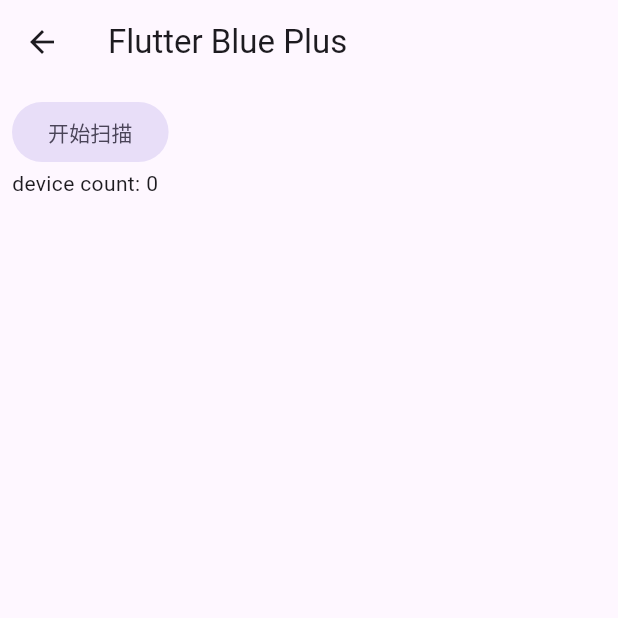
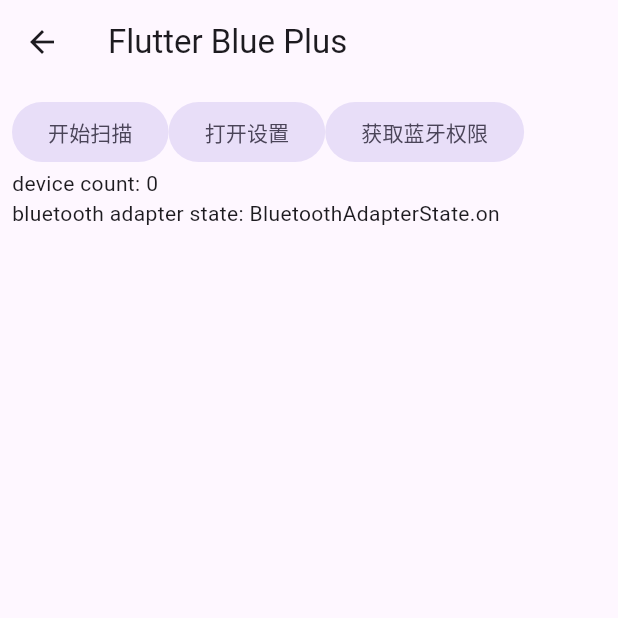
Before and after one commit to huangrui1226/flutter_playground, a Flutter app: the FlutterBluePlusPage screen opened directly, after a tap on "开始扫描", on a phone screen of 412 x 824 dp, the top half of it. Run offline on Flutter 3.47's test engine with Material 3 defaults, Android fonts, the light colour scheme and no system bars; our stand-ins replace flutter_blue_plus, get, permission_handler, screenshot; missing offline and left inert: app_settings, audio_waveforms.

Commit message:
添加 flutter_blue_plus playground

```diff
--- a/lib/pages/third_party/flutter_blue_plus_page.dart
+++ b/lib/pages/third_party/flutter_blue_plus_page.dart
@@ -1,7 +1,9 @@
 import 'dart:async';
 
+import 'package:app_settings/app_settings.dart';
 import 'package:flutter/material.dart';
 import 'package:flutter_blue_plus/flutter_blue_plus.dart';
+import 'package:permission_handler/permission_handler.dart';
 
 class FlutterBluePlusPage extends StatefulWidget {
   const FlutterBluePlusPage({super.key});
@@ -14,17 +16,20 @@
   bool? isSupported;
   List<ScanResult> scanResult = [];
   StreamSubscription? scanSubscription;
+  StreamSubscription? adapterStateSubscription;
+  BluetoothAdapterState state = BluetoothAdapterState.unknown;
 
   @override
   void initState() {
     super.initState();
-    checkSupported();
+    _checkSupported();
   }
 
   @override
   void dispose() {
     FlutterBluePlus.stopScan();
     scanSubscription?.cancel();
+    adapterStateSubscription?.cancel();
     super.dispose();
   }
 
@@ -61,43 +66,39 @@
   Widget _supportedView() {
     return StreamBuilder(
       stream: FlutterBluePlus.adapterState,
-      builder: (BuildContext context, AsyncSnapshot<BluetoothAdapterState> snapshot) {
+      builder:
+          (
+            BuildContext context,
+            AsyncSnapshot<BluetoothAdapterState> snapshot,
+          ) {
             if (!snapshot.hasData) {
               return _loadingView();
             }
             final state = snapshot.data;
-        if (state == null) {
-
-        }
+            if (state == null) {}
             return Padding(
-          padding: .all(8),
+              padding: EdgeInsets.all(8),
               child: Column(
-            crossAxisAlignment: .start,
+                crossAxisAlignment: CrossAxisAlignment.start,
                 children: [
                   Wrap(
                     children: [
                       FilledButton.tonal(
-                    onPressed: () {
-                      scanSubscription = FlutterBluePlus.scanResults.listen(
-                        (value) {
-                          setState(() {
-                            scanResult = value;
-                          });
-                        },
-                        onError: (scanError) {
-                          debugPrint('scan error: $scanError');
-                        },
-                      );
-                      FlutterBluePlus.cancelWhenScanComplete(scanSubscription!);
-                      FlutterBluePlus.startScan(
-                        timeout: Duration(seconds: 5),
-                      );
-                    },
+                        onPressed: _onStartScanTap,
                         child: Text('开始扫描'),
+                      ),
+                      FilledButton.tonal(
+                        onPressed: _onOpenSettingTap,
+                        child: Text('打开设置'),
+                      ),
+                      FilledButton.tonal(
+                        onPressed: _onRequestBluetooth,
+                        child: Text('获取蓝牙权限'),
                       ),
                     ],
                   ),
                   Text("device count: ${scanResult.length}"),
+                  Text("bluetooth adapter state: $state"),
                   Expanded(
                     child: ListView.separated(
                       separatorBuilder: (_, _) => Divider(),
@@ -118,7 +119,7 @@
       children: [
         Expanded(
           child: Column(
-            crossAxisAlignment: .start,
+            crossAxisAlignment: CrossAxisAlignment.start,
             children: [
               Text(result.device.remoteId.str),
               Text(result.device.toString()),
@@ -140,10 +141,75 @@
     );
   }
 
-  Future<void> checkSupported() async {
-    final value = await FlutterBluePlus.isSupported;
-    setState(() {
-      isSupported = value;
-    });
+  void _onOpenSettingTap() {
+    AppSettings.openAppSettings(type: AppSettingsType.bluetooth);
+  }
+
+  void _onRequestBluetooth() {
+    Permission.bluetooth.request();
+  }
+
+  Future<void> _onStartScanTap() async {
+    scanSubscription = FlutterBluePlus.scanResults.listen(
+      _handleScanResult,
+      onError: _handleScanError,
+    );
+    FlutterBluePlus.cancelWhenScanComplete(
+      scanSubscription!,
+    );
+    try {
+      FlutterBluePlus.startScan(
+        timeout: Duration(seconds: 5),
+      );
+    } catch (e) {
+      debugPrint('startScan error: $e');
     }
   }
+
+  Future<void> _checkSupported() async {
+    final value = await FlutterBluePlus.isSupported;
+    isSupported = value;
+    debugPrint('isSupported = $isSupported');
+    setState(() {});
+
+    if (isSupported == true || true) {
+      state = FlutterBluePlus.adapterStateNow;
+      debugPrint('state = $state');
+      setState(() {});
+      _listenStateChange();
+    }
+  }
+
+  Future<void> _listenStateChange() async {
+    adapterStateSubscription = FlutterBluePlus.adapterState.listen(
+      _handleBluetoothAdapterStateChanged,
+    );
+  }
+
+  void _handleBluetoothAdapterStateChanged(BluetoothAdapterState value) {
+    if (state == value) {
+      return;
+    }
+    state = value;
+    debugPrint('state = $state');
+    switch (value) {
+      case BluetoothAdapterState.unknown:
+      case BluetoothAdapterState.unavailable:
+      case BluetoothAdapterState.unauthorized:
+      case BluetoothAdapterState.turningOn:
+      case BluetoothAdapterState.on:
+      case BluetoothAdapterState.turningOff:
+      case BluetoothAdapterState.off:
+    }
+    setState(() {});
+  }
+
+  void _handleScanResult(List<ScanResult> result) {
+    scanResult = result;
+    setState(() {});
+  }
+
+  void _handleScanError(scanError) {
+    debugPrint('scan error: $scanError');
+  }
+}
--- a/pubspec.yaml
+++ b/pubspec.yaml
@@ -39,7 +39,9 @@
   screenshot: 3.0.0
   get:
   collection:
-  flutter_blue_plus: ^2.0.2
+  flutter_blue_plus: 2.0.2
+  app_settings: 7.0.0
+  permission_handler: 12.0.1
 dev_dependencies:
   flutter_test:
     sdk: flutter
```
Also changed, not shown: pubspec.lock, 5 other files. Lines whose indentation alone changed are shown as unchanged.
